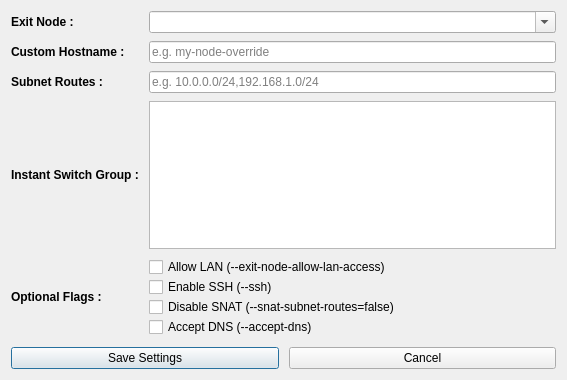
This is pygui/dialogs/node.ui in Arean82/Tailscale-Headscale-Client as Qt 5 draws it before an edit. The edited form follows.
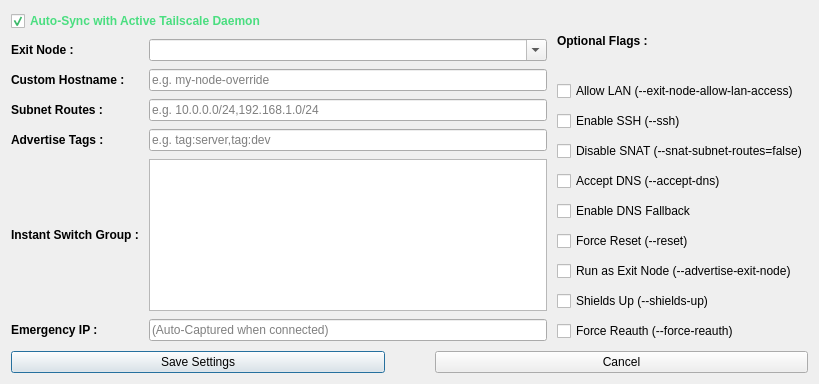
This is the edited form.

Commit message: feat(ui): overhaul Advanced Options auto-sync and resolve layout bugs

```diff
--- a/pygui/dialogs/node.ui
+++ b/pygui/dialogs/node.ui
@@ -6,8 +6,8 @@
    <rect>
     <x>0</x>
     <y>0</y>
-    <width>567</width>
-    <height>380</height>
+    <width>819</width>
+    <height>384</height>
    </rect>
   </property>
   <property name="windowTitle">
@@ -18,10 +18,24 @@
     <number>10</number>
    </property>
    <item>
+    <layout class="QHBoxLayout" name="horizontalLayout_2">
+     <item>
+      <layout class="QHBoxLayout" name="horizontalLayout">
+       <item>
     <layout class="QGridLayout" name="gridLayout">
      <property name="verticalSpacing">
       <number>8</number>
      </property>
+         <item row="3" column="1">
+          <widget class="QLineEdit" name="lineEditRoutes">
+           <property name="toolTip">
+            <string>Expose local subnets to the Tailnet (comma-separated).</string>
+           </property>
+           <property name="placeholderText">
+            <string>e.g. 10.0.0.0/24,192.168.1.0/24</string>
+           </property>
+          </widget>
+         </item>
      <item row="1" column="0">
       <widget class="QLabel" name="labelExitNode">
        <property name="font">
@@ -36,16 +50,177 @@
       </widget>
      </item>
      <item row="5" column="1">
+          <widget class="QListWidget" name="listNativeSwitch">
+           <property name="minimumSize">
+            <size>
+             <width>0</width>
+             <height>120</height>
+            </size>
+           </property>
+           <property name="toolTip">
+            <string>Check profiles to assign them to this Instant Switch group.</string>
+           </property>
+          </widget>
+         </item>
+         <item row="7" column="0">
+          <widget class="QLabel" name="labelEmergencyIp">
+           <property name="font">
+            <font>
+             <pointsize>9</pointsize>
+             <bold>true</bold>
+            </font>
+           </property>
+           <property name="text">
+            <string>Emergency IP :</string>
+           </property>
+          </widget>
+         </item>
+         <item row="0" column="0" colspan="2">
+          <widget class="QCheckBox" name="chkAutoPopulate">
+           <property name="font">
+            <font>
+             <bold>true</bold>
+            </font>
+           </property>
+           <property name="toolTip">
+            <string>If checked, pulls live settings from the background daemon. Uncheck to manually configure.</string>
+           </property>
+           <property name="styleSheet">
+            <string>color: #4ade80;</string>
+           </property>
+           <property name="text">
+            <string>Auto-Sync with Active Tailscale Daemon</string>
+           </property>
+           <property name="checked">
+            <bool>true</bool>
+           </property>
+          </widget>
+         </item>
+         <item row="7" column="1">
+          <widget class="QLineEdit" name="lineEditEmergencyIp">
+           <property name="placeholderText">
+            <string>(Auto-Captured when connected)</string>
+           </property>
+          </widget>
+         </item>
+         <item row="1" column="1">
+          <widget class="QComboBox" name="comboBoxExitNode">
+           <property name="toolTip">
+            <string>Select an Exit Node to route all your internet traffic through.</string>
+           </property>
+           <property name="editable">
+            <bool>true</bool>
+           </property>
+          </widget>
+         </item>
+         <item row="5" column="0">
+          <widget class="QLabel" name="labelNativeProfile">
+           <property name="font">
+            <font>
+             <pointsize>9</pointsize>
+             <bold>true</bold>
+            </font>
+           </property>
+           <property name="text">
+            <string>Instant Switch Group :</string>
+           </property>
+          </widget>
+         </item>
+         <item row="4" column="0">
+          <widget class="QLabel" name="labelTags">
+           <property name="font">
+            <font>
+             <pointsize>9</pointsize>
+             <bold>true</bold>
+            </font>
+           </property>
+           <property name="text">
+            <string>Advertise Tags :</string>
+           </property>
+          </widget>
+         </item>
+         <item row="2" column="0">
+          <widget class="QLabel" name="labelHostname">
+           <property name="font">
+            <font>
+             <pointsize>9</pointsize>
+             <bold>true</bold>
+            </font>
+           </property>
+           <property name="text">
+            <string>Custom Hostname :</string>
+           </property>
+          </widget>
+         </item>
+         <item row="4" column="1">
+          <widget class="QLineEdit" name="lineEditTags">
+           <property name="toolTip">
+            <string>Assign specific ACL tags to this machine (comma-separated).</string>
+           </property>
+           <property name="placeholderText">
+            <string>e.g. tag:server,tag:dev</string>
+           </property>
+          </widget>
+         </item>
+         <item row="3" column="0">
+          <widget class="QLabel" name="labelRoutes">
+           <property name="font">
+            <font>
+             <pointsize>9</pointsize>
+             <bold>true</bold>
+            </font>
+           </property>
+           <property name="text">
+            <string>Subnet Routes :</string>
+           </property>
+          </widget>
+         </item>
+         <item row="2" column="1">
+          <widget class="QLineEdit" name="lineEditHostname">
+           <property name="toolTip">
+            <string>Override the machine name shown in the admin console.</string>
+           </property>
+           <property name="placeholderText">
+            <string>e.g. my-node-override</string>
+           </property>
+          </widget>
+         </item>
+        </layout>
+       </item>
+      </layout>
+     </item>
+     <item>
+      <layout class="QVBoxLayout" name="verticalLayout_2">
+       <item>
+        <widget class="QLabel" name="labelFlags">
+         <property name="font">
+          <font>
+           <pointsize>9</pointsize>
+           <bold>true</bold>
+          </font>
+         </property>
+         <property name="text">
+          <string>Optional Flags :</string>
+         </property>
+        </widget>
+       </item>
+       <item>
       <layout class="QGridLayout" name="flagsLayout">
-       <item row="3" column="0">
-        <widget class="QCheckBox" name="chkAcceptDNS">
+         <item row="5" column="0">
+          <widget class="QCheckBox" name="chkForceReset">
+           <property name="toolTip">
+            <string>Wipe local daemon state (routes, exit nodes) before bringing up this profile.</string>
+           </property>
          <property name="text">
-          <string>Accept DNS (--accept-dns)</string>
+            <string>Force Reset (--reset)</string>
          </property>
         </widget>
        </item>
        <item row="0" column="0">
         <widget class="QCheckBox" name="chkAllowLAN">
+           <property name="toolTip">
+            <string>Allow access to local LAN when using an Exit Node.</string>
+           </property>
          <property name="text">
           <string>Allow LAN (--exit-node-allow-lan-access)</string>
          </property>
@@ -53,6 +228,9 @@
        </item>
        <item row="2" column="0">
         <widget class="QCheckBox" name="chkDisableSNAT">
+           <property name="toolTip">
+            <string>Disable Source NAT for advertised routes. Required for site-to-site networking.</string>
+           </property>
          <property name="text">
           <string>Disable SNAT (--snat-subnet-routes=false)</string>
          </property>
@@ -60,77 +238,69 @@
        </item>
        <item row="1" column="0">
         <widget class="QCheckBox" name="chkSSH">
+           <property name="toolTip">
+            <string>Allow remote Tailscale SSH connections to this machine.</string>
+           </property>
          <property name="text">
           <string>Enable SSH (--ssh)</string>
          </property>
         </widget>
        </item>
-      </layout>
-     </item>
-     <item row="3" column="0">
-      <widget class="QLabel" name="labelRoutes">
-       <property name="font">
-        <font>
-         <pointsize>9</pointsize>
-         <bold>true</bold>
-        </font>
+         <item row="8" column="0">
+          <widget class="QCheckBox" name="chkForceReauth">
+           <property name="toolTip">
+            <string>Forces the daemon to completely re-authenticate with the control server.</string>
        </property>
        <property name="text">
-        <string>Subnet Routes :</string>
+            <string>Force Reauth (--force-reauth)</string>
        </property>
       </widget>
      </item>
-     <item row="3" column="1">
-      <widget class="QLineEdit" name="lineEditRoutes">
-       <property name="placeholderText">
-        <string>e.g. 10.0.0.0/24,192.168.1.0/24</string>
+         <item row="6" column="0">
+          <widget class="QCheckBox" name="chkAdvertiseExitNode">
+           <property name="toolTip">
+            <string>Allows this machine to act as an exit node for the rest of your Tailnet.</string>
+           </property>
+           <property name="text">
+            <string>Run as Exit Node (--advertise-exit-node)</string>
        </property>
       </widget>
      </item>
      <item row="4" column="0">
-      <widget class="QLabel" name="labelNativeProfile">
-       <property name="font">
-        <font>
-         <pointsize>9</pointsize>
-         <bold>true</bold>
-        </font>
+          <widget class="QCheckBox" name="chkDnsFallback">
+           <property name="toolTip">
+            <string>Use the cached Emergency IP if the login server domain cannot be resolved.</string>
        </property>
        <property name="text">
-        <string>Instant Switch Group :</string>
+            <string>Enable DNS Fallback</string>
        </property>
       </widget>
      </item>
-     <item row="5" column="0">
-      <widget class="QLabel" name="labelFlags">
-       <property name="font">
-        <font>
-         <pointsize>9</pointsize>
-         <bold>true</bold>
-        </font>
+         <item row="7" column="0">
+          <widget class="QCheckBox" name="chkShieldsUp">
+           <property name="toolTip">
+            <string>Blocks incoming connections from other devices on your Tailnet for maximum security.</string>
        </property>
        <property name="text">
-        <string>Optional Flags :</string>
+            <string>Shields Up (--shields-up)</string>
        </property>
       </widget>
      </item>
-     <item row="4" column="1">
-      <widget class="QListWidget" name="listNativeSwitch">
-       <property name="minimumSize">
-        <size>
-         <width>0</width>
-         <height>120</height>
-        </size>
-       </property>
-      </widget>
-     </item>
-     <item row="1" column="1">
-      <widget class="QComboBox" name="comboBoxExitNode">
-       <property name="editable">
-        <bool>true</bool>
+         <item row="3" column="0">
+          <widget class="QCheckBox" name="chkAcceptDNS">
+           <property name="toolTip">
+            <string>Accept DNS settings pushed by the Tailnet.</string>
+           </property>
+           <property name="text">
+            <string>Accept DNS (--accept-dns)</string>
        </property>
       </widget>
      </item>
-    <item row="2" column="0"><widget class="QLabel" name="labelHostname"><property name="font"><font><pointsize>9</pointsize><bold>true</bold></font></property><property name="text"><string>Custom Hostname :</string></property></widget></item><item row="2" column="1"><widget class="QLineEdit" name="lineEditHostname"><property name="placeholderText"><string>e.g. my-node-override</string></property></widget></item></layout>
+        </layout>
+       </item>
+      </layout>
+     </item>
+    </layout>
    </item>
    <item>
     <layout class="QHBoxLayout" name="buttonLayout">
@@ -144,6 +314,22 @@
        </property>
       </widget>
      </item>
+     <item>
+      <spacer name="horizontalSpacer">
+       <property name="orientation">
+        <enum>Qt::Orientation::Horizontal</enum>
+       </property>
+       <property name="sizeType">
+        <enum>QSizePolicy::Policy::Fixed</enum>
+       </property>
+       <property name="sizeHint" stdset="0">
+        <size>
+         <width>40</width>
+         <height>20</height>
+        </size>
+       </property>
+      </spacer>
+     </item>
      <item>
       <widget class="QPushButton" name="btnCancel">
        <property name="text">
```
Left out of the diff: 6 changed lines with no effect on the pictures. Lines whose indentation alone changed are shown as unchanged. The commit also changes 14 other files.
